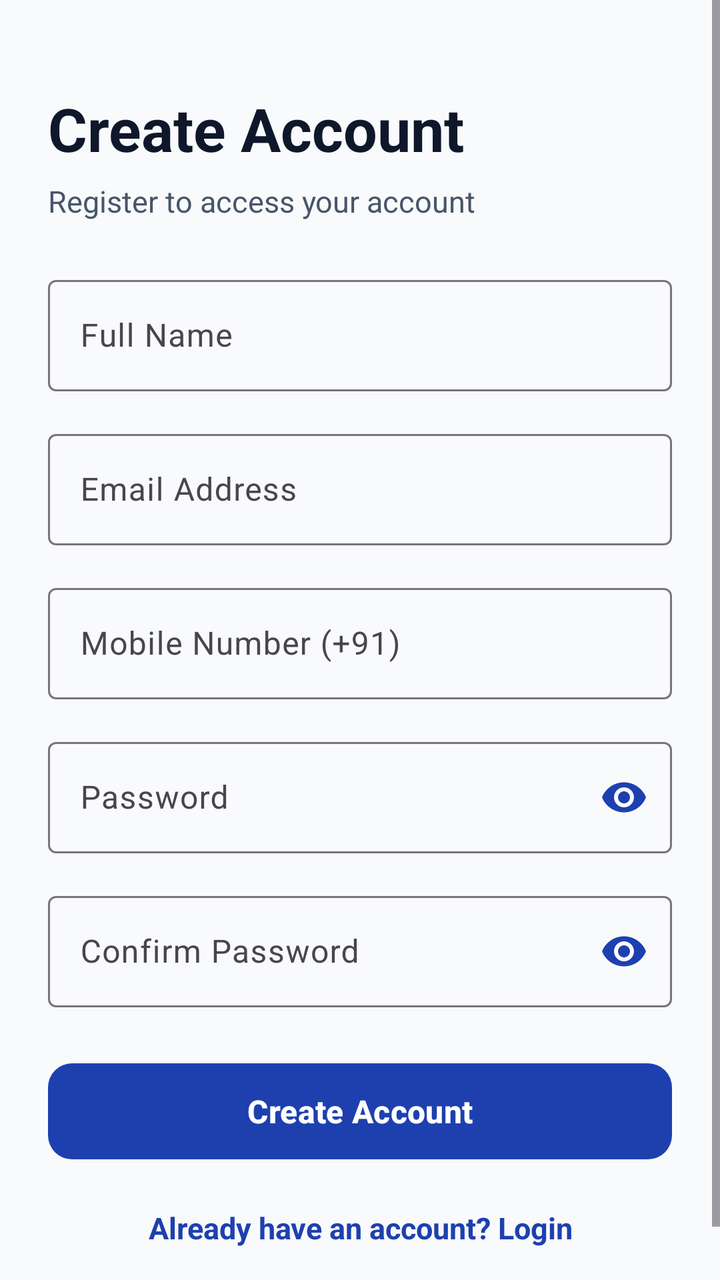
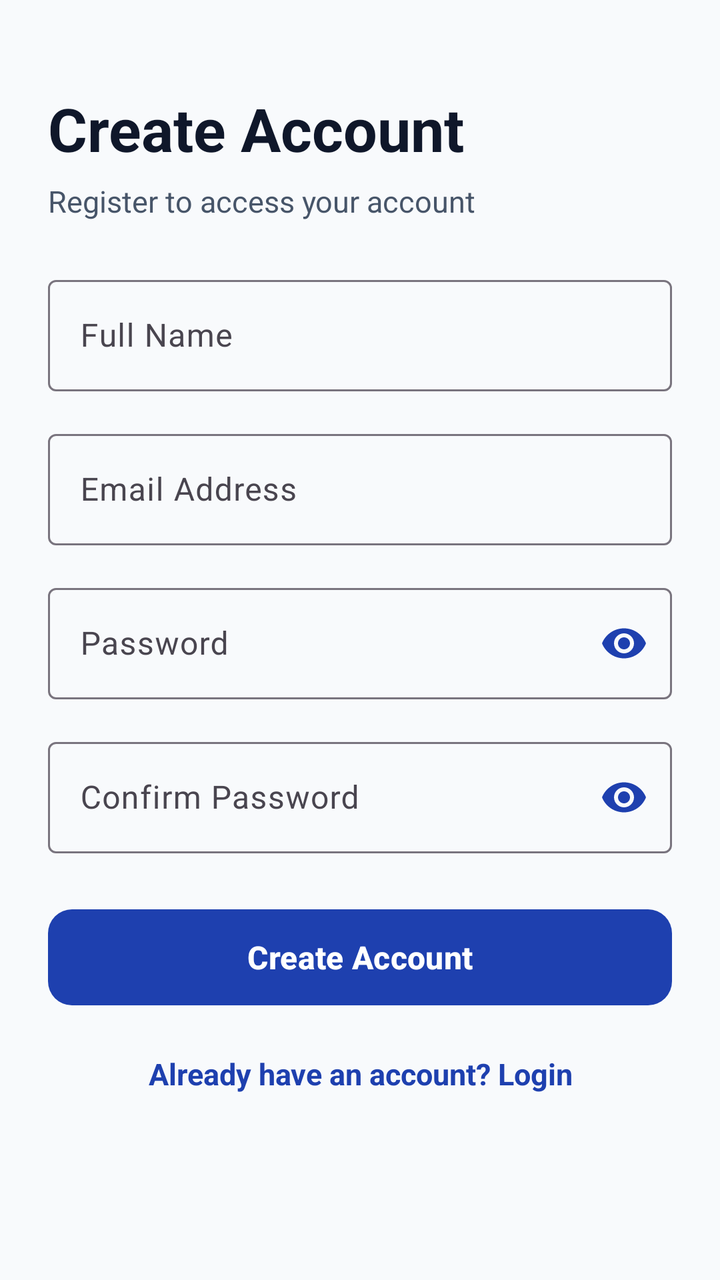

An Android layout rendered at two revisions. The XML below is the earlier revision; the diff shows what the commit changed to produce the second picture.
<!-- AndroidManifest.xml: application theme Theme.SecureLoginApp -->
<!-- res/layout/activity_register.xml -->
<?xml version="1.0" encoding="utf-8"?>
<ScrollView xmlns:android="http://schemas.android.com/apk/res/android"
    xmlns:app="http://schemas.android.com/apk/res-auto"
    android:layout_width="match_parent"
    android:layout_height="match_parent"
    android:background="@color/bg_light"
    android:fillViewport="true">

    <LinearLayout
        android:layout_width="match_parent"
        android:layout_height="wrap_content"
        android:orientation="vertical"
        android:padding="24dp">

        <TextView
            android:layout_width="wrap_content"
            android:layout_height="wrap_content"
            android:text="Create Account"
            android:textColor="@color/text_primary"
            android:textSize="30sp"
            android:textStyle="bold"
            android:layout_marginTop="20dp"/>

        <TextView
            android:layout_width="wrap_content"
            android:layout_height="wrap_content"
            android:text="Register to access your account"
            android:textColor="@color/text_secondary"
            android:textSize="15sp"
            android:layout_marginTop="6dp"
            android:layout_marginBottom="24dp"/>

        <com.google.android.material.textfield.TextInputLayout
            style="@style/Widget.Material3.TextInputLayout.OutlinedBox"
            android:layout_width="match_parent"
            android:layout_height="wrap_content"
            android:layout_marginBottom="16dp"
            android:hint="Full Name">

            <com.google.android.material.textfield.TextInputEditText
                android:id="@+id/etFullName"
                android:layout_width="match_parent"
                android:layout_height="wrap_content"
                android:textColor="@color/text_primary"
                android:inputType="textPersonName" />

        </com.google.android.material.textfield.TextInputLayout>

        <com.google.android.material.textfield.TextInputLayout
            style="@style/Widget.Material3.TextInputLayout.OutlinedBox"
            android:layout_width="match_parent"
            android:layout_height="wrap_content"
            android:layout_marginBottom="16dp"
            android:hint="Email Address">

            <com.google.android.material.textfield.TextInputEditText
                android:id="@+id/etEmail"
                android:layout_width="match_parent"
                android:layout_height="wrap_content"
                android:textColor="@color/text_primary"
                android:inputType="textEmailAddress" />

        </com.google.android.material.textfield.TextInputLayout>

        <com.google.android.material.textfield.TextInputLayout
            style="@style/Widget.Material3.TextInputLayout.OutlinedBox"
            android:layout_width="match_parent"
            android:layout_height="wrap_content"
            android:layout_marginBottom="16dp"
            android:hint="Mobile Number (+91)">

            <com.google.android.material.textfield.TextInputEditText
                android:id="@+id/etPhone"
                android:layout_width="match_parent"
                android:layout_height="wrap_content"
                android:textColor="@color/text_primary"
                android:inputType="phone" />

        </com.google.android.material.textfield.TextInputLayout>

        <com.google.android.material.textfield.TextInputLayout
            style="@style/Widget.Material3.TextInputLayout.OutlinedBox"
            android:layout_width="match_parent"
            android:layout_height="wrap_content"
            android:layout_marginBottom="16dp"
            android:hint="Password"
            app:passwordToggleEnabled="true"
            app:passwordToggleTint="@color/primary_blue">

            <com.google.android.material.textfield.TextInputEditText
                android:id="@+id/etPassword"
                android:layout_width="match_parent"
                android:layout_height="wrap_content"
                android:textColor="@color/text_primary"
                android:inputType="textPassword" />

        </com.google.android.material.textfield.TextInputLayout>

        <com.google.android.material.textfield.TextInputLayout
            style="@style/Widget.Material3.TextInputLayout.OutlinedBox"
            android:layout_width="match_parent"
            android:layout_height="wrap_content"
            android:layout_marginBottom="24dp"
            android:hint="Confirm Password"
            app:passwordToggleEnabled="true"
            app:passwordToggleTint="@color/primary_blue">

            <com.google.android.material.textfield.TextInputEditText
                android:id="@+id/etConfirmPassword"
                android:layout_width="match_parent"
                android:layout_height="wrap_content"
                android:textColor="@color/text_primary"
                android:inputType="textPassword" />

        </com.google.android.material.textfield.TextInputLayout>

        <com.google.android.material.button.MaterialButton
            android:id="@+id/btnCreateAccount"
            android:layout_width="match_parent"
            android:layout_height="56dp"
            android:text="Create Account"
            android:textAllCaps="false"
            android:textSize="16sp"
            android:textStyle="bold"
            app:backgroundTint="@color/primary_blue"
            app:cornerRadius="12dp" />

        <TextView
            android:id="@+id/tvGoToLogin"
            android:layout_width="match_parent"
            android:layout_height="wrap_content"
            android:text="Already have an account? Login"
            android:textColor="@color/primary_blue"
            android:textSize="15sp"
            android:textStyle="bold"
            android:gravity="center"
            android:padding="20dp"/>

    </LinearLayout>

</ScrollView>
<!-- resources referenced by this layout -->
<resources>
  <color name="bg_light">#F8FAFC</color>
  <color name="primary_blue">#1E40AF</color>
  <color name="text_primary">#0F172A</color>
  <color name="text_secondary">#475569</color>
  <style name="Theme.SecureLoginApp" parent="Theme.Material3.DayNight.NoActionBar">
          
          <item name="colorPrimary">@color/primary_blue</item>
          <item name="colorOnPrimary">@color/white</item>
          <item name="colorPrimaryContainer">@color/primary_blue_light</item>
          <item name="colorOnPrimaryContainer">@color/white</item>
  
          
          <item name="android:statusBarColor">@color/bg_light</item>
          <item name="android:navigationBarColor">@color/bg_light</item>
          <item name="android:windowLightStatusBar">true</item>
          <item name="android:windowActionModeOverlay">true</item>
      </style>
  <color name="white">#FFFFFFFF</color>
  <color name="primary_blue_light">#3B82F6</color>
</resources>

<!-- the commit's change to res/layout/activity_register.xml (unified diff, before → after) -->
@@ -67,22 +67,6 @@
             android:layout_width="match_parent"
             android:layout_height="wrap_content"
             android:layout_marginBottom="16dp"
-            android:hint="Mobile Number (+91)">
-
-            <com.google.android.material.textfield.TextInputEditText
-                android:id="@+id/etPhone"
-                android:layout_width="match_parent"
-                android:layout_height="wrap_content"
-                android:textColor="@color/text_primary"
-                android:inputType="phone" />
-
-        </com.google.android.material.textfield.TextInputLayout>
-
-        <com.google.android.material.textfield.TextInputLayout
-            style="@style/Widget.Material3.TextInputLayout.OutlinedBox"
-            android:layout_width="match_parent"
-            android:layout_height="wrap_content"
-            android:layout_marginBottom="16dp"
             android:hint="Password"
             app:passwordToggleEnabled="true"
             app:passwordToggleTint="@color/primary_blue">
